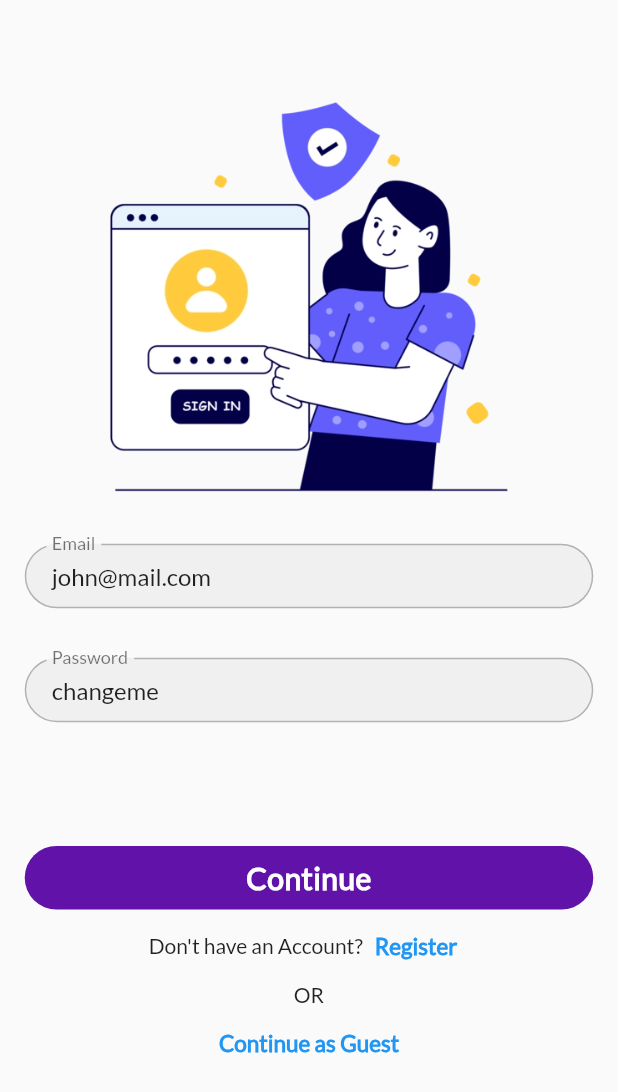
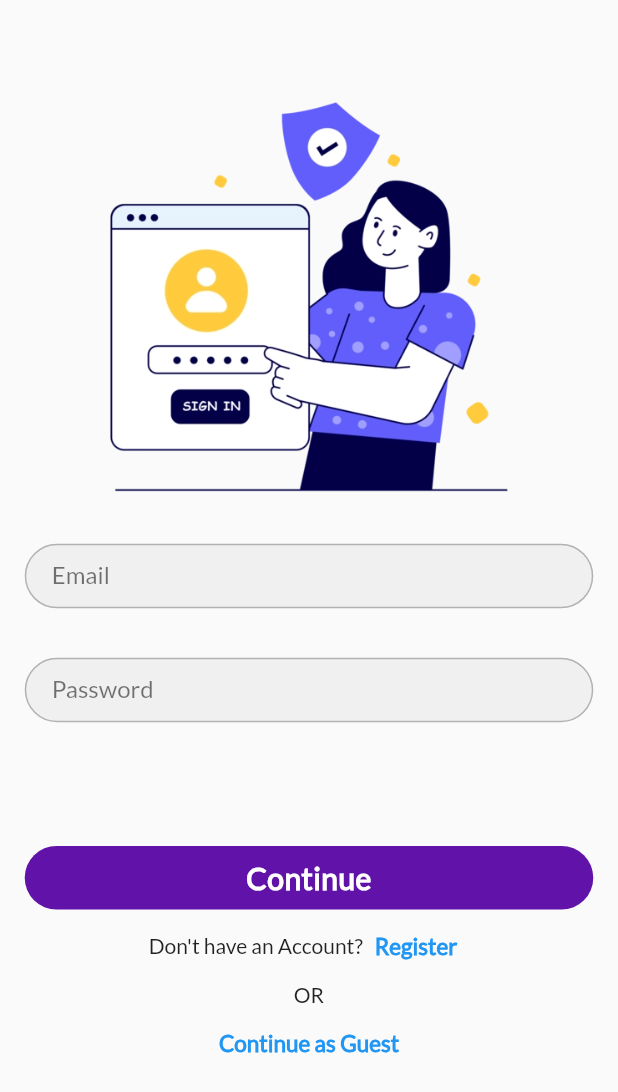
Before and after one commit to anitabalotiya30/quick_mart, a Flutter app: the screen it shows after launch, on a phone screen of 412 x 824 dp. Shown: the top 1092 px of the screen. Run offline on Flutter 3.47's test engine with Material 3 defaults, Android fonts, the phone set to English and light mode, and no system bars; our stand-ins replace cached_network_image, flutter_animate, get, hive_flutter, shimmer; accounts and stored records are empty.

Commit message:
Safety push

```diff
--- a/lib/modules/auth/auth_controller.dart
+++ b/lib/modules/auth/auth_controller.dart
@@ -9,8 +9,8 @@ import '../../services/pref.dart';
 import '../home/home_screen.dart';
 
 class AuthController extends GetxController {
-  final etEmail = TextEditingController(text: 'john@mail.com');
-  final etPassword = TextEditingController(text: 'changeme');
+  final etEmail = TextEditingController();
+  final etPassword = TextEditingController();
 
   Future<void> onClickContinue() async {
     MyDialog.showProgressBar();
--- a/lib/utils/widgets/product_card.dart
+++ b/lib/utils/widgets/product_card.dart
@@ -1,10 +1,10 @@
 import 'package:flutter/material.dart';
 import 'package:get/get.dart';
-import 'package:quick_mart/utils/widgets/custom_network_img.dart';
 
 import '../../helper/global.dart';
 import '../../modules/home/home_controller.dart';
 import '../../modules/home/product.dart';
+import 'custom_network_img.dart';
 
 class ProductCard extends StatelessWidget {
   final homeC = Get.find<HomeController>();
```
Also changed, not shown: 1 other file.
